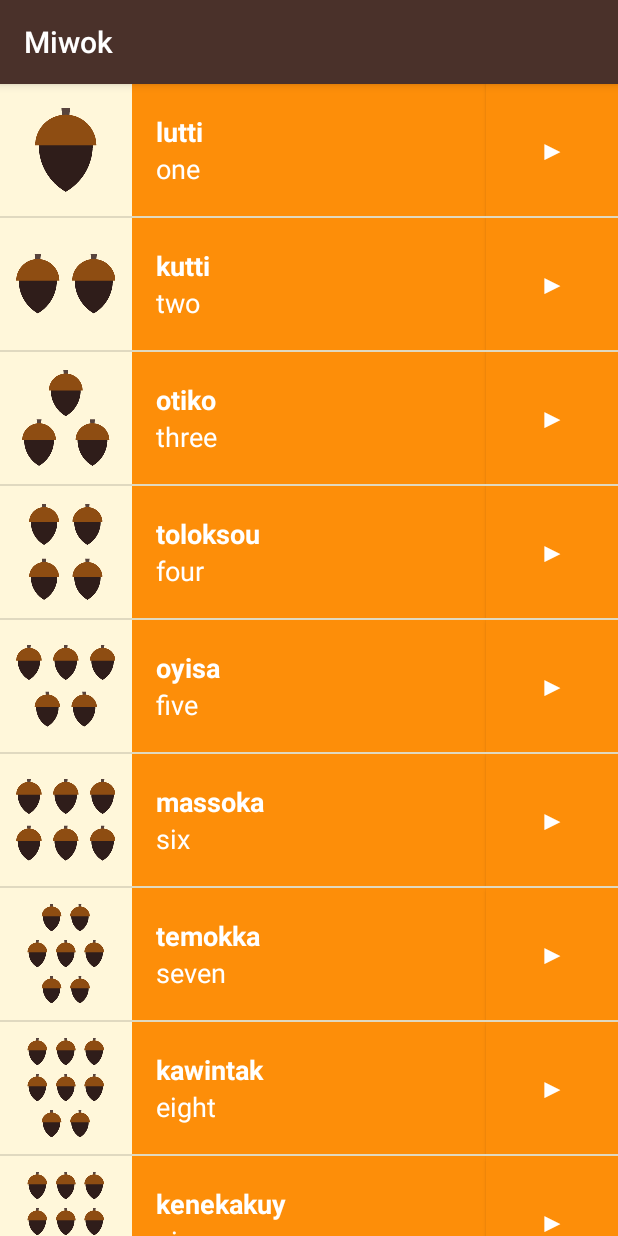
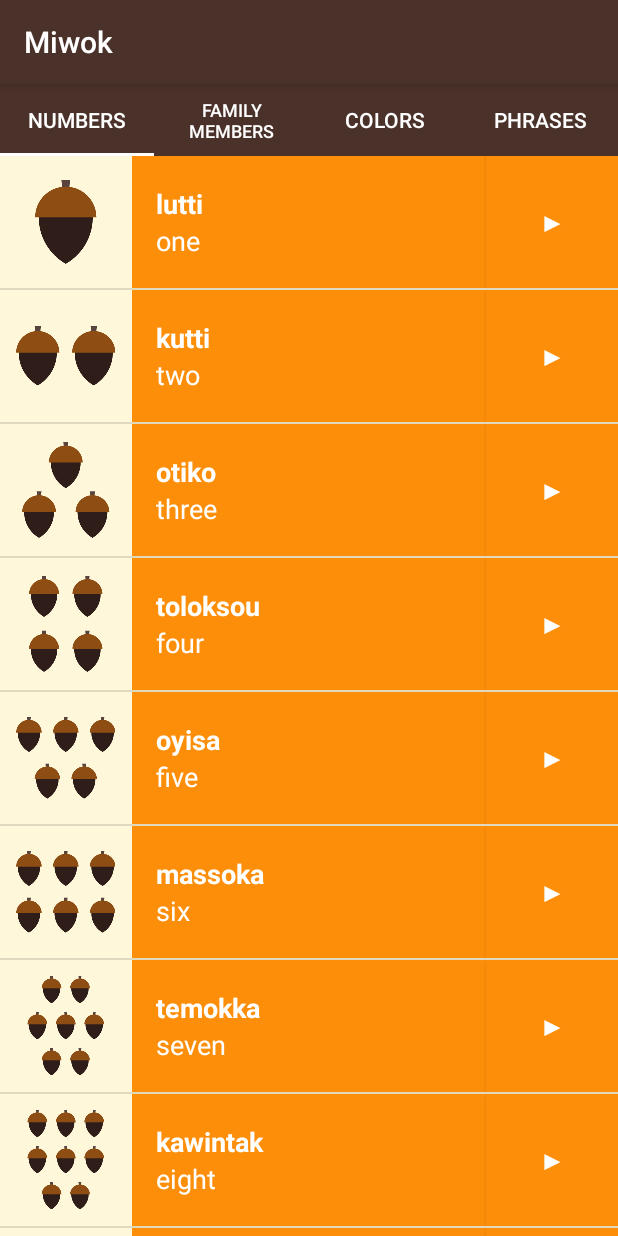
Before and after one commit to kolboch/Android-Development, an Android app: the screen it shows after launch (MainActivity), on a phone screen of 412 x 824 dp. Run offline under Robolectric (Android 15) with nearby library versions, the phone set to English and light mode, and no system bars.

Commit message:
TabLayout connected with view pager

```diff
--- a/Miwok/app/src/main/java/com/example/android/miwok/MainActivity.java
+++ b/Miwok/app/src/main/java/com/example/android/miwok/MainActivity.java
@@ -16,6 +16,7 @@
 package com.example.android.miwok;
 
 import android.os.Bundle;
+import android.support.design.widget.TabLayout;
 import android.support.v4.view.ViewPager;
 import android.support.v7.app.AppCompatActivity;
 
@@ -28,12 +29,11 @@ public class MainActivity extends AppCompatActivity {
         setContentView(R.layout.activity_main);
         //getting viewPager from activity_main
         ViewPager viewPager = (ViewPager) findViewById(R.id.view_pager);
+        TabLayout tabs = (TabLayout) findViewById(R.id.tabs);
         // creating adapter for viewPager
-        WordsFragmentPagerAdapter adapter = new WordsFragmentPagerAdapter(getSupportFragmentManager());
+        WordsFragmentPagerAdapter adapter = new WordsFragmentPagerAdapter(getSupportFragmentManager(), this);
         //setting adapter
         viewPager.setAdapter(adapter);
+        tabs.setupWithViewPager(viewPager);
     }
-
-
-
 }
--- a/Miwok/app/src/main/java/com/example/android/miwok/WordsFragmentPagerAdapter.java
+++ b/Miwok/app/src/main/java/com/example/android/miwok/WordsFragmentPagerAdapter.java
@@ -1,5 +1,6 @@
 package com.example.android.miwok;
 
+import android.content.Context;
 import android.support.v4.app.Fragment;
 import android.support.v4.app.FragmentManager;
 import android.support.v4.app.FragmentPagerAdapter;
@@ -10,9 +11,11 @@ import android.support.v4.app.FragmentPagerAdapter;
 
 public class WordsFragmentPagerAdapter extends FragmentPagerAdapter {
 
+    private Context context;
 
-    public WordsFragmentPagerAdapter(FragmentManager fm) {
+    public WordsFragmentPagerAdapter(FragmentManager fm, Context context) {
         super(fm);
+        this.context = context;
     }
 
     @Override
@@ -32,4 +35,18 @@ public class WordsFragmentPagerAdapter extends FragmentPagerAdapter {
     public int getCount() {
         return 4;
     }
+
+    @Override
+    public CharSequence getPageTitle(int position) {
+        if (position == 0) {
+            return this.context.getString(R.string.category_numbers);
+        } else if (position == 1) {
+            return this.context.getString(R.string.category_family);
+        } else if (position == 2) {
+            return this.context.getString(R.string.category_colors);
+        } else {
+            return this.context.getString(R.string.category_phrases);
+        }
+    }
+
 }
--- a/Miwok/app/src/main/res/layout/activity_main.xml
+++ b/Miwok/app/src/main/res/layout/activity_main.xml
@@ -18,12 +18,24 @@
     xmlns:tools="http://schemas.android.com/tools"
     android:layout_width="match_parent"
     android:layout_height="match_parent"
+    xmlns:app="http://schemas.android.com/apk/res-auto"
     android:background="@color/tan_background"
     android:orientation="vertical"
     tools:context="com.example.android.miwok.MainActivity">
 
+    <android.support.design.widget.TabLayout
+        android:id="@+id/tabs"
+        app:tabBackground="@color/primary_color"
+        app:tabTextColor="@android:color/white"
+        app:tabSelectedTextColor="@android:color/white"
+        app:tabIndicatorColor="@android:color/white"
+        android:layout_width="match_parent"
+        android:layout_height="wrap_content">
+
+    </android.support.design.widget.TabLayout>
+
     <android.support.v4.view.ViewPager
         android:id="@+id/view_pager"
-        android:layout_height="match_parent"
-        android:layout_width="match_parent"/>
+        android:layout_width="match_parent"
+        android:layout_height="match_parent"/>
 </LinearLayout>
--- a/Miwok/app/src/main/res/values/strings.xml
+++ b/Miwok/app/src/main/res/values/strings.xml
@@ -31,6 +31,4 @@
     <!-- icon as character for play action in list_item -->
     <string name="play_char">&#9654;</string>
 
-    <!-- TODO: Remove or change this placeholder text -->
-    <string name="hello_blank_fragment">Hello blank fragment</string>
 </resources>
```
